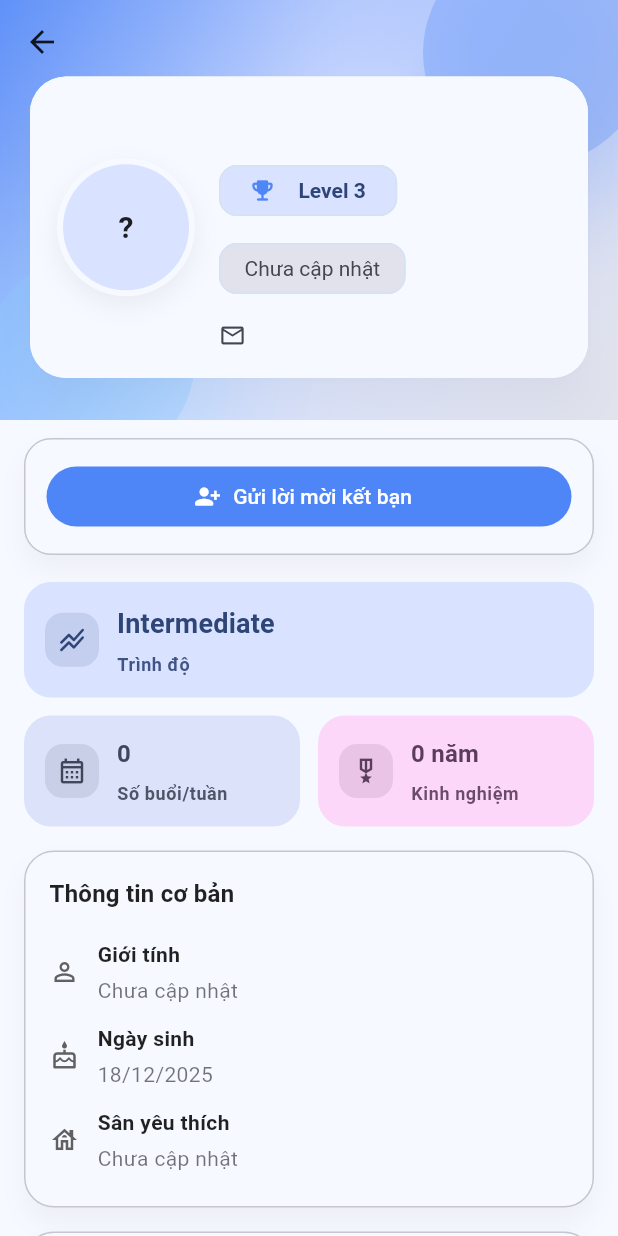
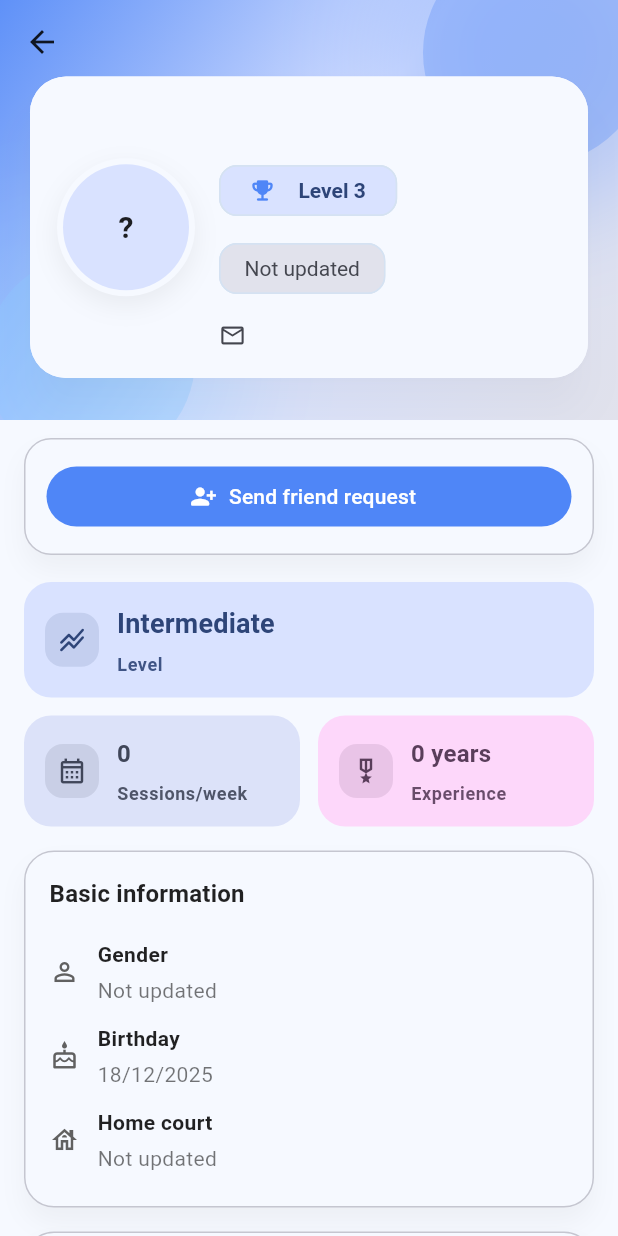
Before and after one commit to BaoMinhne/badminton_booking_app, a Flutter app: the UserPublicProfilePage screen opened directly with empty values, on a phone screen of 412 x 824 dp. Run offline on Flutter 3.47's test engine with Material 3 defaults, Android fonts, the light colour scheme and no system bars; our stand-ins replace curved_navigation_bar, fl_chart, flutter_dotenv, image_picker, intl_phone_field, pocketbase and 1 more; accounts and stored records are empty; network calls fail.

Commit message:
Translate user public profile page to English

```diff
--- a/lib/pages/user/user_public_profile_page.dart
+++ b/lib/pages/user/user_public_profile_page.dart
@@ -78,7 +78,7 @@ class _UserPublicProfilePageState extends State<UserPublicProfilePage> {
           _details = null;
           _homeCourtName = null;
           _isHomeCourtLoading = false;
-          _error = 'Không thể tải hồ sơ người dùng. Vui lòng thử lại sau.';
+          _error = "Can't load the user profile. Please try again later.";
           _isLoading = false;
         });
         return;
@@ -92,7 +92,7 @@ class _UserPublicProfilePageState extends State<UserPublicProfilePage> {
     } catch (_) {
       if (!mounted) return;
       setState(() {
-        _error = 'Không thể tải hồ sơ người dùng. Vui lòng thử lại sau.';
+        _error = "Can't load the user profile. Please try again later.";
         _isLoading = false;
       });
     }
@@ -118,7 +118,7 @@ class _UserPublicProfilePageState extends State<UserPublicProfilePage> {
       }
     } catch (_) {
       if (!mounted) return;
-      _relationError = 'Không thể kiểm tra trạng thái kết bạn.';
+      _relationError = "Can't check friend status.";
     } finally {
       if (!mounted) return;
       setState(() {
@@ -407,7 +407,7 @@ class _UserPublicProfilePageState extends State<UserPublicProfilePage> {
     final intensity = _details?.intensity;
     if (intensity == null || intensity.isEmpty) {
       return Chip(
-        label: const Text('Chưa cập nhật'),
+        label: const Text('Not updated'),
         backgroundColor: cs.surfaceVariant,
         labelStyle: TextStyle(color: cs.onSurfaceVariant),
       );
@@ -456,8 +456,7 @@ class _UserPublicProfilePageState extends State<UserPublicProfilePage> {
               style: Theme.of(context).textTheme.bodyMedium,
             ),
             const SizedBox(height: 12),
-            FilledButton(
-                onPressed: _fetchDetails, child: const Text('Thử lại')),
+            FilledButton(onPressed: _fetchDetails, child: const Text('Retry')),
           ],
         ),
       );
@@ -478,51 +477,51 @@ class _UserPublicProfilePageState extends State<UserPublicProfilePage> {
         const SizedBox(height: 16),
         _buildInfoSection(
           context,
-          title: 'Thông tin cơ bản',
+          title: 'Basic information',
           items: [
-            _infoTile(Icons.person_outline, 'Giới tính',
-                _humanize(details.gender) ?? 'Chưa cập nhật'),
+            _infoTile(Icons.person_outline, 'Gender',
+                _humanize(details.gender) ?? 'Not updated'),
             _infoTile(
               Icons.cake_outlined,
-              'Ngày sinh',
+              'Birthday',
               _formatBirthday(details.birthday),
             ),
             _infoTile(
               Icons.house_outlined,
-              'Sân yêu thích',
+              'Home court',
               _homeCourtName ??
                   (_isHomeCourtLoading
-                      ? 'Đang tải...'
-                      : (details.homeCourtId ?? 'Chưa cập nhật')),
+                      ? 'Loading...'
+                      : (details.homeCourtId ?? 'Not updated')),
             ),
           ],
         ),
         const SizedBox(height: 16),
         _buildInfoSection(
           context,
-          title: 'Lối chơi & sở thích',
+          title: 'Play style & preferences',
           items: [
             _chipsTile(
               context,
               icon: Icons.sports_tennis_outlined,
-              label: 'Hình thức thi đấu',
+              label: 'Match formats',
               values: details.matchTypes,
             ),
             _chipsTile(
               context,
               icon: Icons.style_outlined,
-              label: 'Phong cách',
+              label: 'Play styles',
               values: details.playStyleTags,
             ),
             _infoTile(
               Icons.people_outline,
-              'Vị trí ưa thích khi đánh đôi',
-              _humanize(details.preferredRoleDoubles) ?? 'Chưa cập nhật',
+              'Preferred doubles role',
+              _humanize(details.preferredRoleDoubles) ?? 'Not updated',
             ),
             _infoTile(
               Icons.local_fire_department_outlined,
-              'Mức độ nghiêm túc',
-              _humanize(details.intensity) ?? 'Chưa cập nhật',
+              'Play intensity',
+              _humanize(details.intensity) ?? 'Not updated',
             ),
           ],
         ),
@@ -557,12 +556,12 @@ class _UserPublicProfilePageState extends State<UserPublicProfilePage> {
           if (_isRelationLoading)
             const Center(child: CircularProgressIndicator())
           else if (isSelf)
-            const Text('Đây là hồ sơ của bạn.')
+            const Text('This is your profile.')
           else if (isFriend)
             Row(
               children: [
                 Chip(
-                  label: const Text('Bạn bè'),
+                  label: const Text('Friends'),
                   avatar:
                       const Icon(Icons.check_circle_outline, color: Colors.green),
                   backgroundColor: cs.primaryContainer,
@@ -573,7 +572,7 @@ class _UserPublicProfilePageState extends State<UserPublicProfilePage> {
                   child: FilledButton.icon(
                     onPressed: _openChat,
                     icon: const Icon(Icons.send_rounded),
-                    label: const Text('Nhắn tin'),
+                    label: const Text('Message'),
                   ),
                 ),
               ],
@@ -588,8 +587,8 @@ class _UserPublicProfilePageState extends State<UserPublicProfilePage> {
                     icon: const Icon(Icons.person_add_alt_1_rounded),
                     label: Text(
                       isPending
-                          ? 'Đã gửi lời mời'
-                          : 'Gửi lời mời kết bạn',
+                          ? 'Request sent'
+                          : 'Send friend request',
                     ),
                   ),
                 ),
@@ -618,7 +617,7 @@ class _UserPublicProfilePageState extends State<UserPublicProfilePage> {
         _statCard(
           context,
           icon: Icons.stacked_line_chart_rounded,
-          label: 'Trình độ',
+          label: 'Level',
           value: _levelLabels[details?.levelNumeric ?? 3] ?? 'Intermediate',
           background: cs.primaryContainer,
           foreground: cs.onPrimaryContainer,
@@ -634,8 +633,8 @@ class _UserPublicProfilePageState extends State<UserPublicProfilePage> {
               child: _statCard(
                 context,
                 icon: Icons.calendar_month_outlined,
-                label: 'Số buổi/tuần',
-                value: details?.playsPerWeek?.toString() ?? 'Chưa rõ',
+                label: 'Sessions/week',
+                value: details?.playsPerWeek?.toString() ?? 'Not specified',
                 background: cs.secondaryContainer,
                 foreground: cs.onSecondaryContainer,
                 alignHorizontal: true,
@@ -646,10 +645,10 @@ class _UserPublicProfilePageState extends State<UserPublicProfilePage> {
               child: _statCard(
                 context,
                 icon: Icons.military_tech_outlined,
-                label: 'Kinh nghiệm',
+                label: 'Experience',
                 value: details?.experienceYears != null
-                    ? '${details!.experienceYears} năm'
-                    : 'Chưa rõ',
+                    ? '${details!.experienceYears} years'
+                    : 'Not specified',
                 background: cs.tertiaryContainer,
                 foreground: cs.onTertiaryContainer,
                 alignHorizontal: true,
@@ -795,7 +794,7 @@ class _UserPublicProfilePageState extends State<UserPublicProfilePage> {
   }
 
   Widget _infoTile(IconData icon, String label, String value) {
-    final formatted = value.isEmpty ? 'Chưa cập nhật' : value;
+    final formatted = value.isEmpty ? 'Not updated' : value;
     return Padding(
       padding: const EdgeInsets.symmetric(vertical: 6),
       child: Row(
@@ -869,7 +868,7 @@ class _UserPublicProfilePageState extends State<UserPublicProfilePage> {
                   )
                 else
                   Text(
-                    'Chưa cập nhật',
+                    'Not updated',
                     style: TextStyle(color: cs.onSurfaceVariant),
                   ),
               ],
@@ -881,7 +880,7 @@ class _UserPublicProfilePageState extends State<UserPublicProfilePage> {
   }
 
   String _formatBirthday(DateTime? birthday) {
-    if (birthday == null) return 'Chưa cập nhật';
+    if (birthday == null) return 'Not updated';
     return DateFormat('dd/MM/yyyy').format(birthday);
   }
 
@@ -913,7 +912,7 @@ class _UserPublicProfilePageState extends State<UserPublicProfilePage> {
       });
 
       ScaffoldMessenger.of(context).showSnackBar(
-        const SnackBar(content: Text('Đã gửi lời mời kết bạn.')),
+        const SnackBar(content: Text('Friend request sent.')),
       );
     } catch (err) {
       if (!mounted) return;
@@ -948,7 +947,7 @@ class _UserPublicProfilePageState extends State<UserPublicProfilePage> {
         final targetUserId = contact.userId ?? contact.id;
 
         if (targetUserId == null) {
-          throw Exception('Không xác định được người nhận tin nhắn.');
+          throw Exception('Cannot identify message recipient.');
         }
 
         String? roomId = contact.chatId;
```
